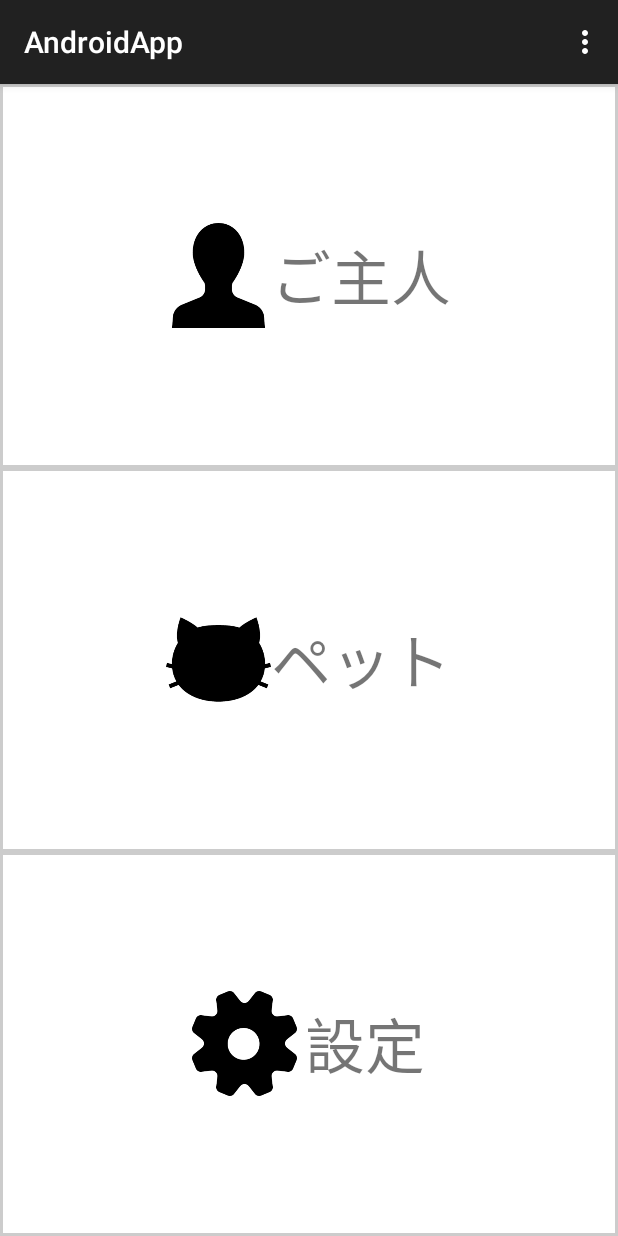
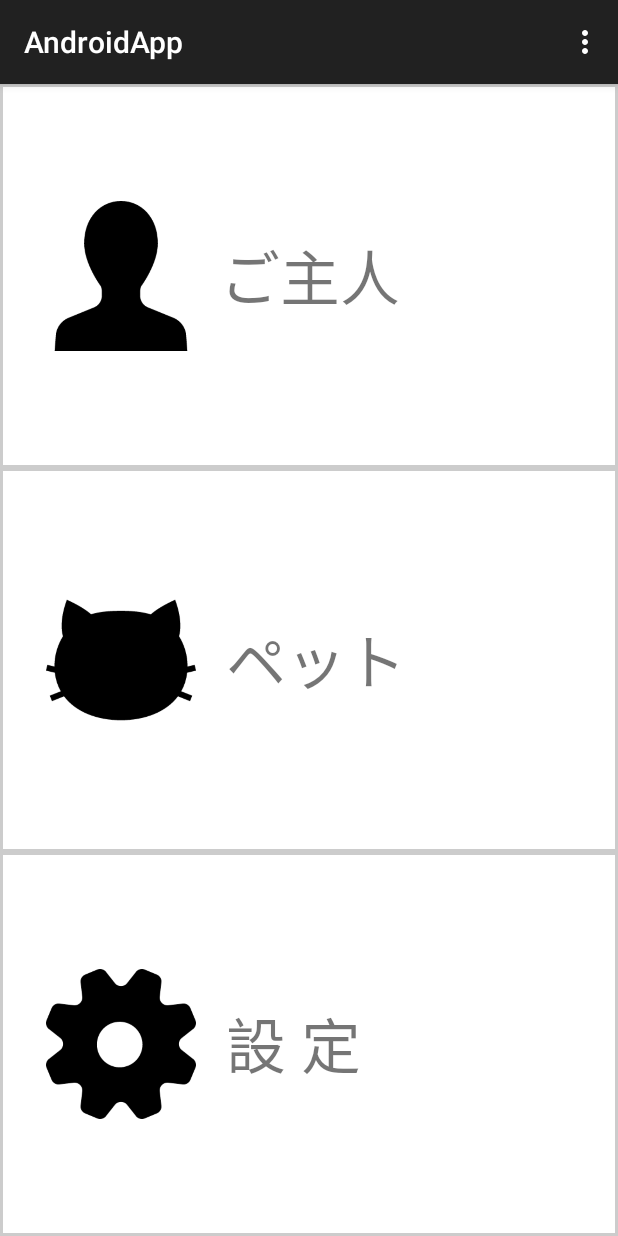
Before and after one commit to thedoroemons/AndroidApp, an Android app: the screen it shows after launch (MainActivity), on a phone screen of 412 x 824 dp. Run offline under Robolectric (Android 15) with nearby library versions, the light colour scheme and no system bars; libraries missing offline, so code that uses them is left out: com.twitter.sdk, io.fabric.sdk.

Commit message:
レイアウト修正

```diff
--- a/app/src/main/res/layout/fragment_default.xml
+++ b/app/src/main/res/layout/fragment_default.xml
@@ -22,12 +22,14 @@
             <LinearLayout
                 android:orientation="horizontal"
                 android:layout_width="match_parent"
-                android:gravity="center"
+                android:gravity="center_vertical"
                 android:layout_height="match_parent">
 
                 <Button
-                    android:layout_width="70dp"
-                    android:layout_height="70dp"
+                    android:layout_width="100dp"
+                    android:layout_height="100dp"
+                    android:layout_marginLeft="30dp"
+                    android:duplicateParentState="true"
                     android:background="@drawable/human"
                     android:layout_centerHorizontal="true"
                     android:layout_centerVertical="true"
@@ -36,6 +38,8 @@
                 <TextView
                     android:layout_width="wrap_content"
                     android:layout_height="wrap_content"
+                    android:layout_marginLeft="16dp"
+                    android:duplicateParentState="true"
                     android:text="ご主人"
                     android:textSize="40dp"
                     android:id="@+id/textView" />
@@ -53,13 +57,15 @@
             <LinearLayout
                 android:orientation="horizontal"
                 android:layout_width="match_parent"
-                android:gravity="center"
+                android:gravity="center_vertical"
                 android:layout_height="match_parent">
 
                 <Button
-                    android:layout_width="70dp"
-                    android:layout_height="70dp"
+                    android:layout_width="100dp"
+                    android:layout_height="100dp"
+                    android:layout_marginLeft="30dp"
                     android:text=""
+                    android:duplicateParentState="true"
                     android:background="@drawable/pet"
                     android:layout_centerHorizontal="true"
                     android:layout_centerVertical="true"
@@ -68,7 +74,9 @@
                 <TextView
                     android:layout_width="wrap_content"
                     android:layout_height="wrap_content"
+                    android:layout_marginLeft="20dp"
                     android:text="ペット"
+                    android:duplicateParentState="true"
                     android:textSize="40dp"
                     android:id="@+id/textView2" />
             </LinearLayout>
@@ -86,21 +94,24 @@
             <LinearLayout
                 android:orientation="horizontal"
                 android:layout_width="match_parent"
-                android:gravity="center"
+                android:gravity="center_vertical"
                 android:layout_height="match_parent">
 
                 <Button
-                    android:layout_width="70dp"
-                    android:layout_height="70dp"
+                    android:layout_width="100dp"
+                    android:layout_height="100dp"
                     android:text=""
-                    android:layout_marginRight="5dp"
+                    android:duplicateParentState="true"
+                    android:layout_marginLeft="30dp"
                     android:background="@drawable/setting"
                     />
 
                 <TextView
                     android:layout_width="wrap_content"
                     android:layout_height="wrap_content"
-                    android:text="設定"
+                    android:text="設 定"
+                    android:layout_marginLeft="20dp"
+                    android:duplicateParentState="true"
                     android:textSize="40dp"
                     android:id="@+id/textView3" />
             </LinearLayout>
```
